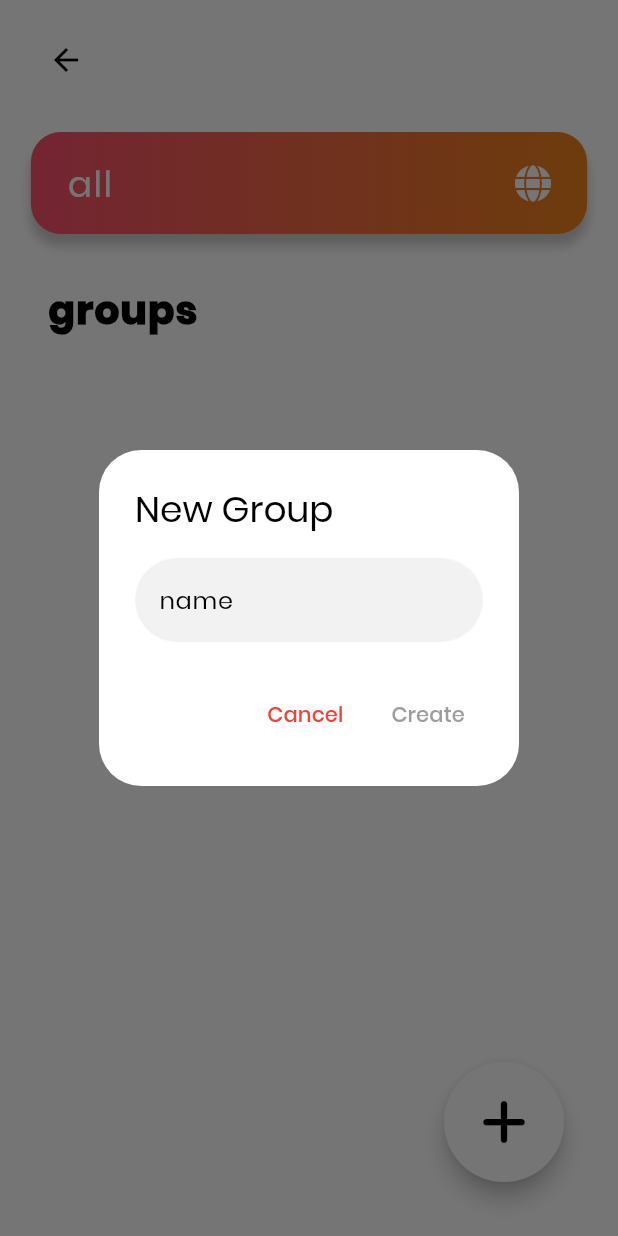
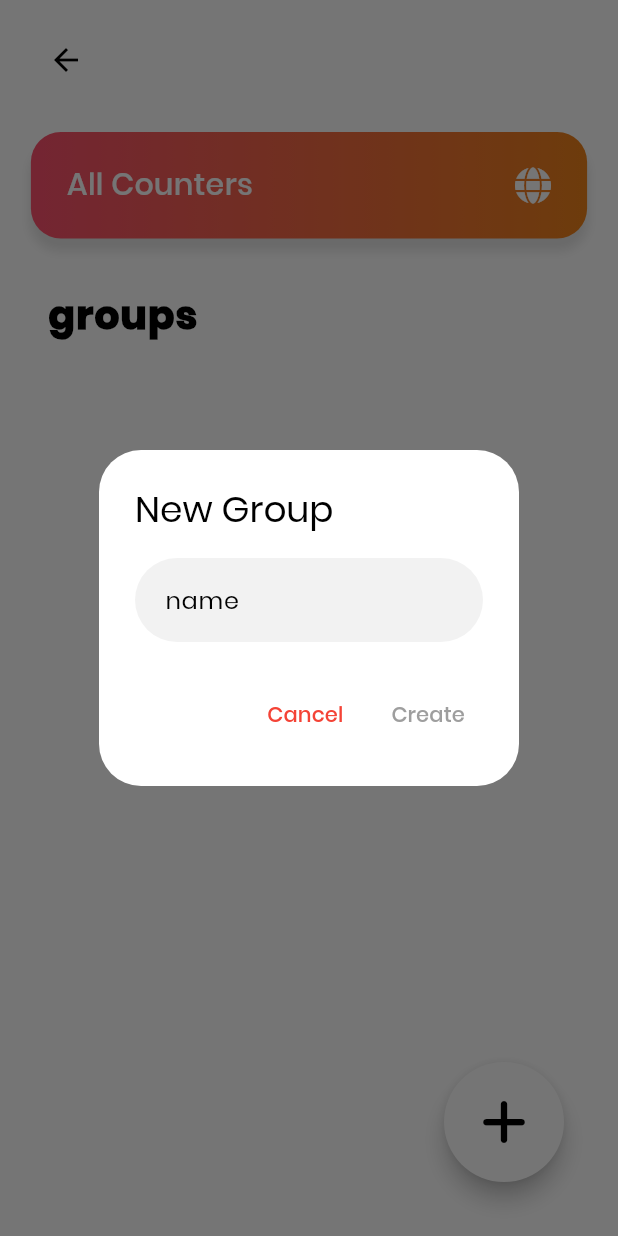
Before and after one commit to xlamn/tally-counter, a Flutter app: the TallyGroupsOverviewPage screen opened directly, after a tap on an icon or button, on a phone screen of 412 x 824 dp. Run offline on Flutter 3.47's test engine with Material 2 defaults, Android fonts, the phone set to English and light mode, and no system bars; drawn by our look-alikes of dynamic_color; our stand-ins replace bloc, equatable, flutter_bloc, flutter_colorpicker, flutter_slidable, font_awesome_flutter and 1 more; accounts and stored records are empty; generated files the repository leaves out were written again.

Commit message:
feature: improve form field text padding.

```diff
--- a/lib/pages/tally_groups_overview/tally_group_summary_item.dart
+++ b/lib/pages/tally_groups_overview/tally_group_summary_item.dart
@@ -33,12 +33,17 @@ class TallyGroupSummaryItem extends StatelessWidget {
                         child: Row(
                           mainAxisAlignment: MainAxisAlignment.spaceBetween,
                           children: [
-                            Text(
-                              context.local.all,
-                              style: const TextStyle(
-                                fontSize: 24,
-                                letterSpacing: 1,
-                                color: Colors.white,
+                            Container(
+                              padding: const EdgeInsets.symmetric(
+                                vertical: SizeConstants.xSmall,
+                              ),
+                              child: Text(
+                                "${context.local.all} ${context.local.counters}".toCapitalized(),
+                                style: const TextStyle(
+                                  fontSize: 20,
+                                  fontWeight: FontWeight.w500,
+                                  color: Colors.white,
+                                ),
                               ),
                             ),
                             const FaIcon(
@@ -86,7 +91,7 @@ class _GroupSummaryContainer extends StatelessWidget {
       decoration: BoxDecoration(
         boxShadow: [
           BoxShadow(
-            color: Theme.of(context).shadowColor.withOpacity(0.2),
+            color: Theme.of(context).shadowColor.withOpacity(0.1),
             blurRadius: 5,
             offset: const Offset(
               0,
--- a/lib/pages/tally_groups_overview/tally_groups_overview_page.dart
+++ b/lib/pages/tally_groups_overview/tally_groups_overview_page.dart
@@ -103,7 +103,8 @@ class _GroupsTitle extends StatelessWidget {
             fontSize: 26,
             letterSpacing: 0.8,
           ),
-          )),
+        ),
+      ),
     );
   }
 }
--- a/lib/widgets/form_dropdown_field.dart
+++ b/lib/widgets/form_dropdown_field.dart
@@ -46,6 +46,9 @@ class _FormDropdownFieldState extends State<FormDropdownField> {
           DropdownButtonFormField(
             value: widget.controller.value,
             decoration: InputDecoration(
+              contentPadding: const EdgeInsets.all(
+                SizeConstants.normal,
+              ),
               suffixIcon: Container(
                 padding: const EdgeInsets.symmetric(
                   horizontal: SizeConstants.xSmall,
--- a/lib/widgets/form_text_field.dart
+++ b/lib/widgets/form_text_field.dart
@@ -41,6 +41,9 @@ class _FormTextFieldState extends State<FormTextField> {
             controller: widget.textController,
             maxLength: widget.length,
             decoration: InputDecoration(
+              contentPadding: const EdgeInsets.all(
+                SizeConstants.normal,
+              ),
               border: OutlineInputBorder(
                 borderRadius: BorderRadius.circular(
                   RadiusConstants.large,
--- a/lib/widgets/form_value_field.dart
+++ b/lib/widgets/form_value_field.dart
@@ -49,6 +49,9 @@ class _FormValueFieldState extends State<FormValueField> {
                 maxLength: widget.length,
                 keyboardType: TextInputType.number,
                 decoration: InputDecoration(
+                  contentPadding: const EdgeInsets.all(
+                    SizeConstants.normal,
+                  ),
                   counterText: '',
                   border: OutlineInputBorder(
                     borderRadius: BorderRadius.circular(
--- a/lib/widgets/input_dialog.dart
+++ b/lib/widgets/input_dialog.dart
@@ -31,6 +31,9 @@ void showInputDialog(
                   value.isNotEmpty ? enableCreateButton.value = true : enableCreateButton.value = false,
               controller: PageConstants.groupTitleController,
               decoration: InputDecoration(
+                contentPadding: const EdgeInsets.all(
+                  SizeConstants.normal,
+                ),
                 hintText: context.local.name,
                 border: OutlineInputBorder(
                   borderRadius: BorderRadius.circular(
@@ -99,7 +102,7 @@ void showInputDialog(
           decoration: const BoxDecoration(
               borderRadius: BorderRadius.all(
                 Radius.circular(
-                  RadiusConstants.large,
+                  RadiusConstants.small,
                 ),
               ),
               color: CupertinoDynamicColor.withBrightness(
```
Lines whose indentation alone changed are shown as unchanged.
